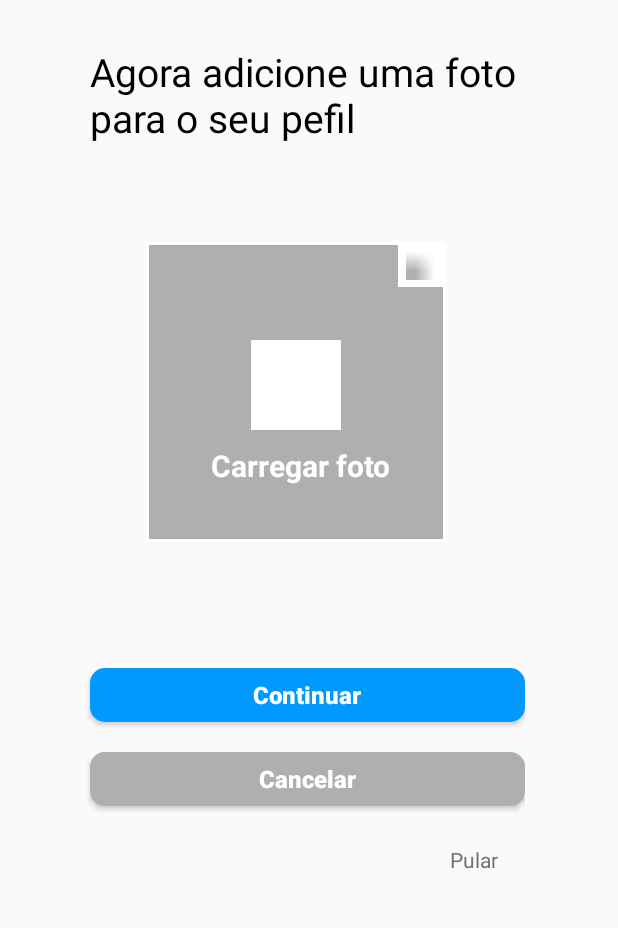
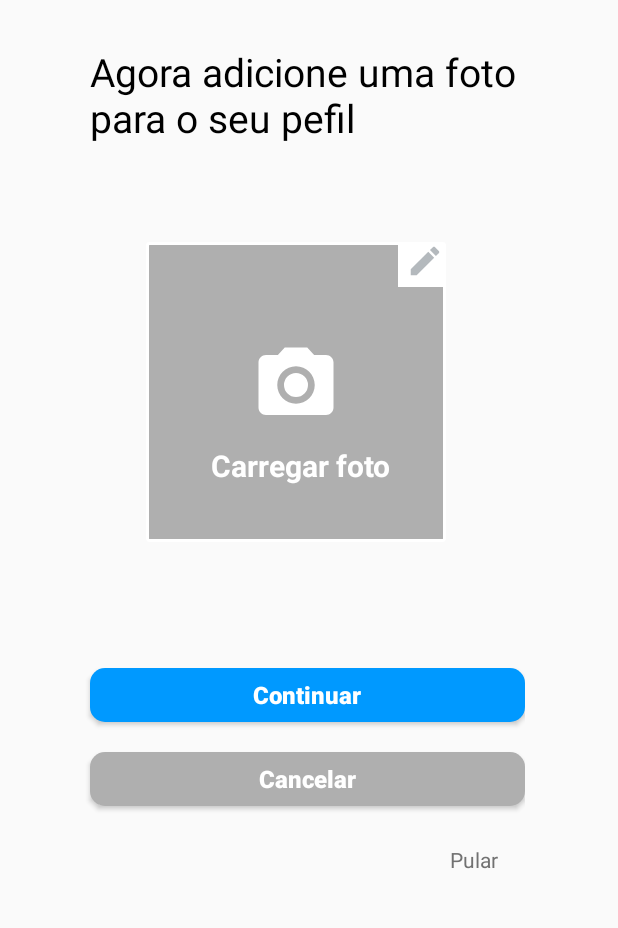
Before and after one commit to Cassio-2012/JustdoIT-Mobile, an Android app: the CadastroThreeActivity screen opened directly, with no data from a screen before it, on a phone screen of 412 x 824 dp, the part 135-1063 px from its top. Run offline under Robolectric (Android 15) with nearby library versions, the light colour scheme and no system bars; pictures from the network do not load.

Commit message:
icones para foto e editar foto

```diff
--- /dev/null
+++ b/justdoit/app/src/main/res/drawable/ic_camera.xml
@@ -0,0 +1,6 @@
+<vector android:height="24dp" android:tint="#FFFFFF"
+    android:viewportHeight="24" android:viewportWidth="24"
+    android:width="24dp" xmlns:android="http://schemas.android.com/apk/res/android">
+    <path android:fillColor="@android:color/white" android:pathData="M12,12m-3.2,0a3.2,3.2 0,1 1,6.4 0a3.2,3.2 0,1 1,-6.4 0"/>
+    <path android:fillColor="@android:color/white" android:pathData="M9,2L7.17,4L4,4c-1.1,0 -2,0.9 -2,2v12c0,1.1 0.9,2 2,2h16c1.1,0 2,-0.9 2,-2L22,6c0,-1.1 -0.9,-2 -2,-2h-3.17L15,2L9,2zM12,17c-2.76,0 -5,-2.24 -5,-5s2.24,-5 5,-5 5,2.24 5,5 -2.24,5 -5,5z"/>
+</vector>
--- /dev/null
+++ b/justdoit/app/src/main/res/drawable/ic_pen.xml
@@ -0,0 +1,5 @@
+<vector android:height="24dp" android:tint="@color/colorGray"
+    android:viewportHeight="24" android:viewportWidth="24"
+    android:width="24dp" xmlns:android="http://schemas.android.com/apk/res/android">
+    <path android:fillColor="@android:color/white" android:pathData="M3,17.25V21h3.75L17.81,9.94l-3.75,-3.75L3,17.25zM20.71,7.04c0.39,-0.39 0.39,-1.02 0,-1.41l-2.34,-2.34c-0.39,-0.39 -1.02,-0.39 -1.41,0l-1.83,1.83 3.75,3.75 1.83,-1.83z"/>
+</vector>
--- a/justdoit/app/src/main/res/layout/activity_cadastro_three.xml
+++ b/justdoit/app/src/main/res/layout/activity_cadastro_three.xml
@@ -56,7 +56,7 @@
                     android:layout_width="25dp"
                     android:layout_height="25dp"
                     android:layout_marginLeft="5dp"
-                    android:src="@mipmap/pencil"/>
+                    android:src="@drawable/ic_pen"/>
 
             </LinearLayout>
 
@@ -66,7 +66,7 @@
                 android:layout_width="match_parent"
                 android:layout_height="60dp"
                 android:layout_marginTop="35dp"
-                android:src="@mipmap/camera"/>
+                android:src="@drawable/ic_camera"/>
 
             <TextView
                 android:layout_width="wrap_content"
```
